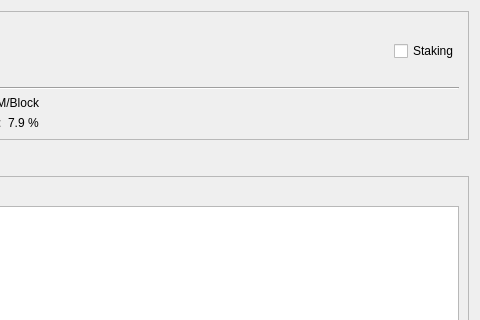
Above: src/qt/forms/stakepage.ui from qtumproject/qtum before the change; both pictures show x 264 to 744 and y 0 to 320 of the 744 by 450 pixel window. Below: the same form after it.
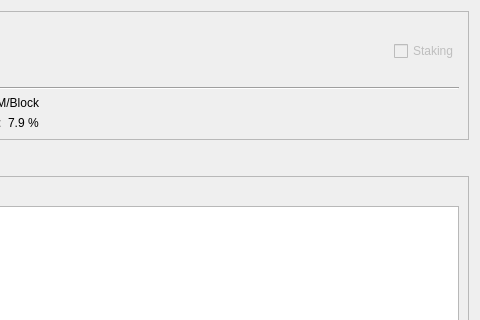
That is the form after the change.

```diff
--- a/src/qt/forms/stakepage.ui
+++ b/src/qt/forms/stakepage.ui
@@ -69,6 +69,9 @@
         </item>
         <item row="1" column="2">
          <widget class="QCheckBox" name="checkStake">
+          <property name="enabled">
+           <bool>false</bool>
+          </property>
           <property name="text">
            <string>Staking</string>
           </property>
```
